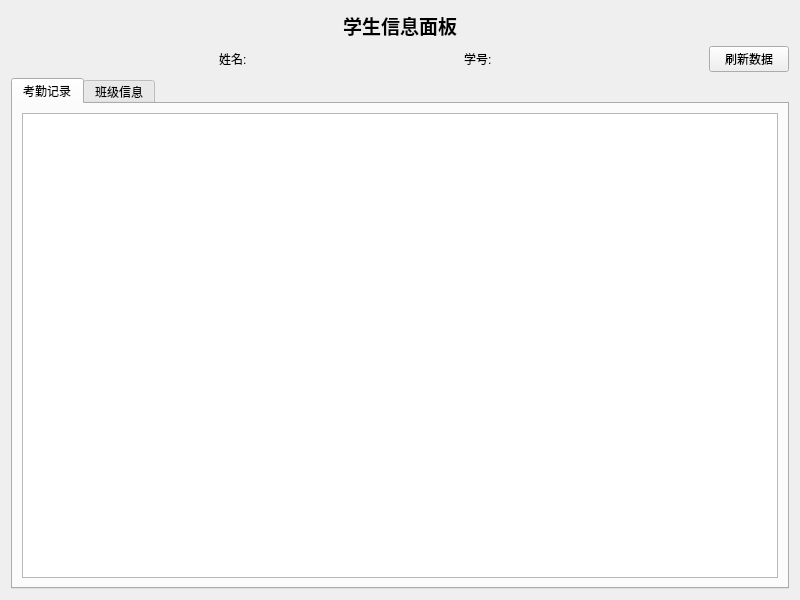
Qt form Client/Client/studentwidget.ui (THonour99/Attendance) before a commit.
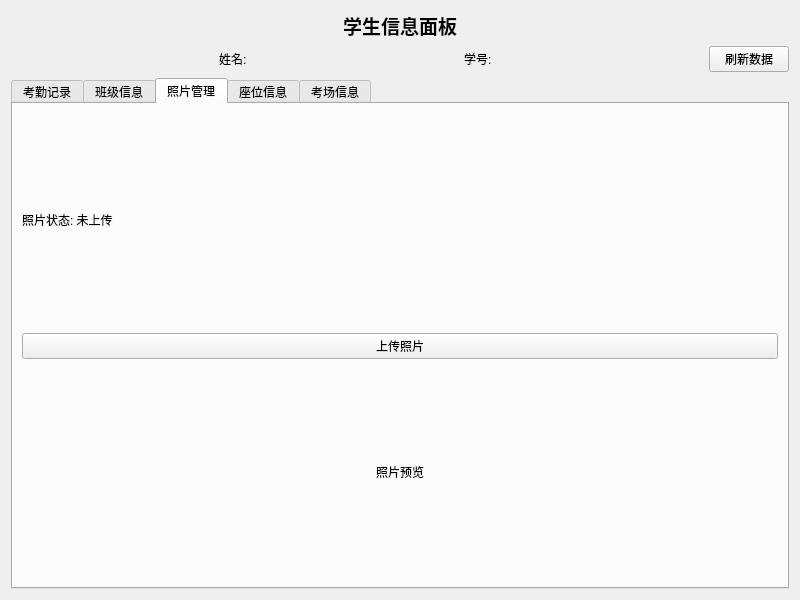
The same form after that commit. The open tabs and pages were chosen to show the change.

Commit message: 更新学生小部件，添加照片管理功能，支持上传和预览照片；实现座位信息和考试信息的获取功能；优化用户信息设置逻辑，更新相关UI和数据模型以支持新功能。

```diff
--- a/Client/Client/studentwidget.ui
+++ b/Client/Client/studentwidget.ui
@@ -119,6 +119,72 @@
        </item>
       </layout>
      </widget>
+     <widget class="QWidget" name="photoTab">
+      <attribute name="title">
+       <string>照片管理</string>
+      </attribute>
+      <layout class="QVBoxLayout" name="verticalLayout_4">
+       <item>
+        <widget class="QLabel" name="photoStatusLabel">
+         <property name="text">
+          <string>照片状态: 未上传</string>
+         </property>
+        </widget>
+       </item>
+       <item>
+        <widget class="QPushButton" name="uploadPhotoButton">
+         <property name="text">
+          <string>上传照片</string>
+         </property>
+        </widget>
+       </item>
+       <item>
+        <widget class="QLabel" name="photoPreviewLabel">
+         <property name="text">
+          <string>照片预览</string>
+         </property>
+         <property name="alignment">
+          <set>Qt::AlignCenter</set>
+         </property>
+        </widget>
+       </item>
+      </layout>
+     </widget>
+     <widget class="QWidget" name="seatTab">
+      <attribute name="title">
+       <string>座位信息</string>
+      </attribute>
+      <layout class="QVBoxLayout" name="verticalLayout_5">
+       <item>
+        <widget class="QLabel" name="examRoomInfoLabel">
+         <property name="text">
+          <string>考场信息</string>
+         </property>
+        </widget>
+       </item>
+       <item>
+        <widget class="QLabel" name="seatInfoLabel">
+         <property name="text">
+          <string>座位信息</string>
+         </property>
+        </widget>
+       </item>
+      </layout>
+     </widget>
+     <widget class="QWidget" name="examInfoTab">
+      <attribute name="title">
+       <string>考场信息</string>
+      </attribute>
+      <layout class="QVBoxLayout" name="verticalLayout_6">
+       <item>
+        <widget class="QLabel" name="examInfoLabel">
+         <property name="text">
+          <string>考场信息</string>
+         </property>
+        </widget>
+       </item>
+      </layout>
+     </widget>
     </widget>
    </item>
   </layout>
```
Left out of the diff: 4 changed lines with no effect on the pictures. The commit also changes 28 other files.
